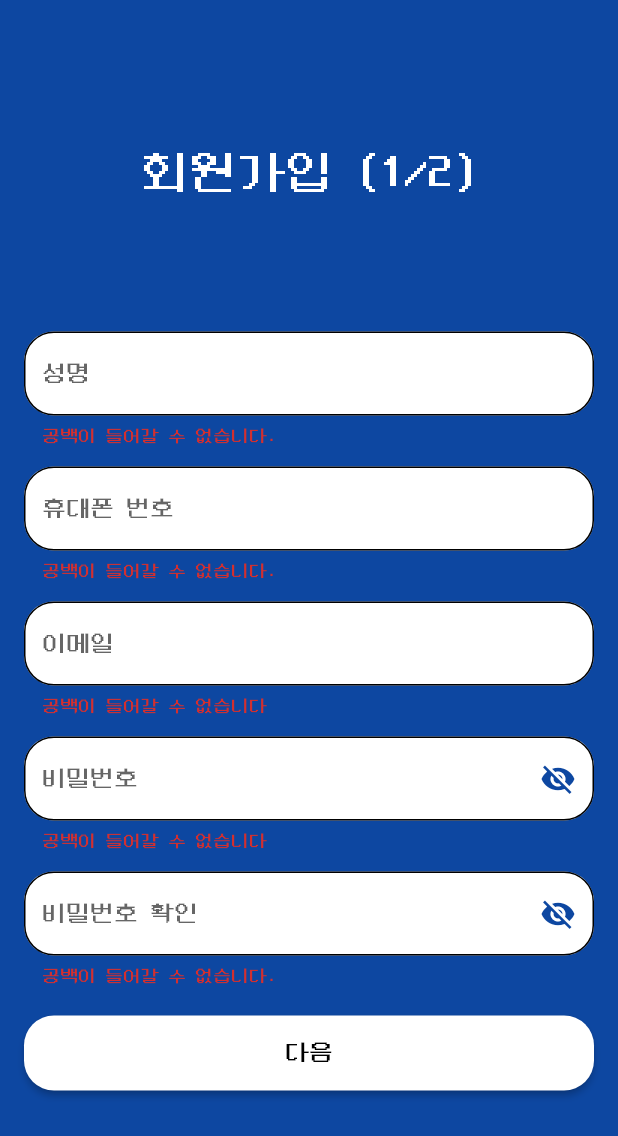
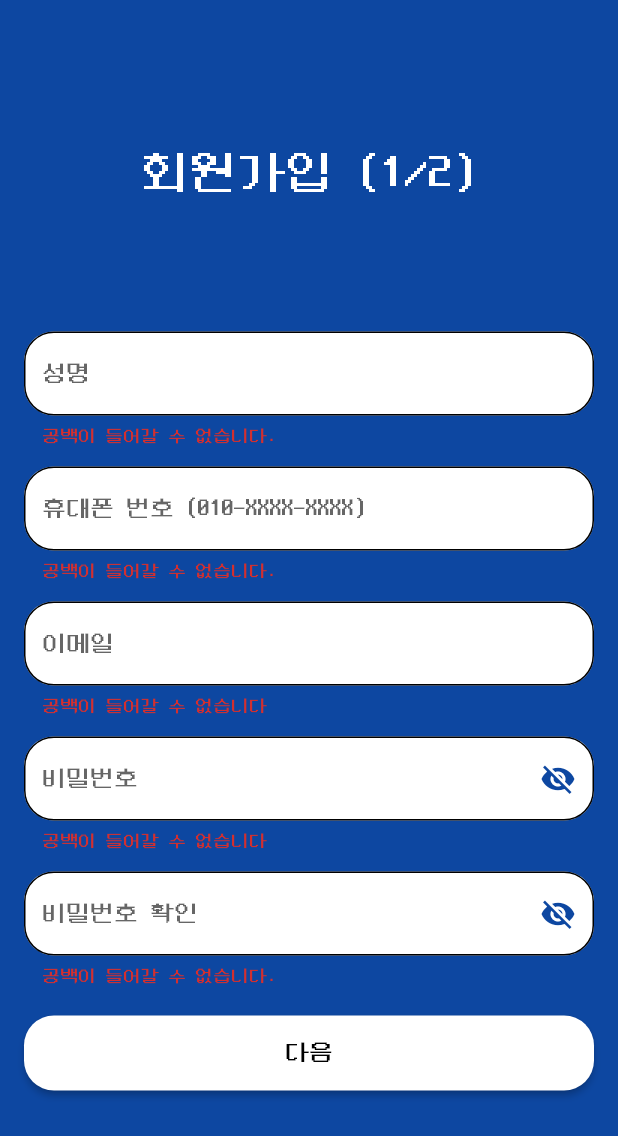
Before and after one commit to jhhwang21c/APP_Matseonim_CupHoldings, a Flutter app: the JoinPage1 screen opened directly, after a tap on "다음", on a phone screen of 412 x 824 dp. Shown: the top 1136 px of the screen. Run offline on Flutter 3.47's test engine with Material 2 defaults, Android fonts, the phone set to English and light mode, and no system bars; our stand-ins replace firebase_auth, firebase_core, flutter_typeahead, get, validators; accounts and stored records are empty.

Commit message:
휴대폰 번호 형식 체크 관련 버그 수정

```diff
--- a/matseonim/lib/main.dart
+++ b/matseonim/lib/main.dart
@@ -1,8 +1,7 @@
 import 'package:flutter/material.dart';
 import 'package:get/get_navigation/src/root/get_material_app.dart';
-
 import 'package:matseonim/theme.dart';
-import 'package:matseonim/pages/join_page1.dart';
+import 'package:matseonim/pages/login_page.dart';
 
 void main() {
   WidgetsFlutterBinding.ensureInitialized();
@@ -16,7 +15,7 @@ class MainApp extends StatelessWidget {
     return GetMaterialApp(
       debugShowCheckedModeBanner: false,
       theme: defaultTheme(),
-      home: JoinPage1(),
+      home: LoginPage(),
     );
   }
 }
--- a/matseonim/lib/pages/join_page1.dart
+++ b/matseonim/lib/pages/join_page1.dart
@@ -55,7 +55,7 @@ Widget _joinForm() {
           padding: const EdgeInsets.only(top: 4.0),
           child: LoginFormField(
             shouldObscure: false,
-            hintText: "휴대폰 번호",
+            hintText: "휴대폰 번호 (010-XXXX-XXXX)",
             funValidator: validatePhoneNumber(),
             textController: phoneNumberTextController,
           ),
--- a/matseonim/lib/pages/login_page.dart
+++ b/matseonim/lib/pages/login_page.dart
@@ -79,7 +79,9 @@ class _MainLoginPage extends StatelessWidget {
                 text: "카카오로 로그인",
                 funPageRoute: () {},
               ),
-              const SizedBox(height: 60),
+              const SizedBox(height: 80),
+              const Text("아직 계정이 없으신가요?"),
+              const SizedBox(height: 10),
               CustomElevatedButton(
                 text: "회원가입",
                 color: Colors.lightGreenAccent,
--- a/matseonim/lib/utils/validator.dart
+++ b/matseonim/lib/utils/validator.dart
@@ -42,12 +42,12 @@ Validator validateConfirmPassword(String s) {
 
 Validator validatePhoneNumber() {
   return (String? value) {
-    RegExp expr = RegExp(r"/^\d{3}-\d{4}-\d{4}$/");
+    RegExp expr = RegExp(r"^\d{3}-\d{4}-\d{4}$");
 
     if (value!.isEmpty) {
       return "공백이 들어갈 수 없습니다.";
     } else if (!expr.hasMatch(value)) {
-      return "010-XXXX-XXXX와 같이 입력해주세요.";
+      return "휴대폰 번호 형식에 맞지 않습니다.";
     } else {
       return null;
     }
```
Also changed, not shown: 1 other file.
